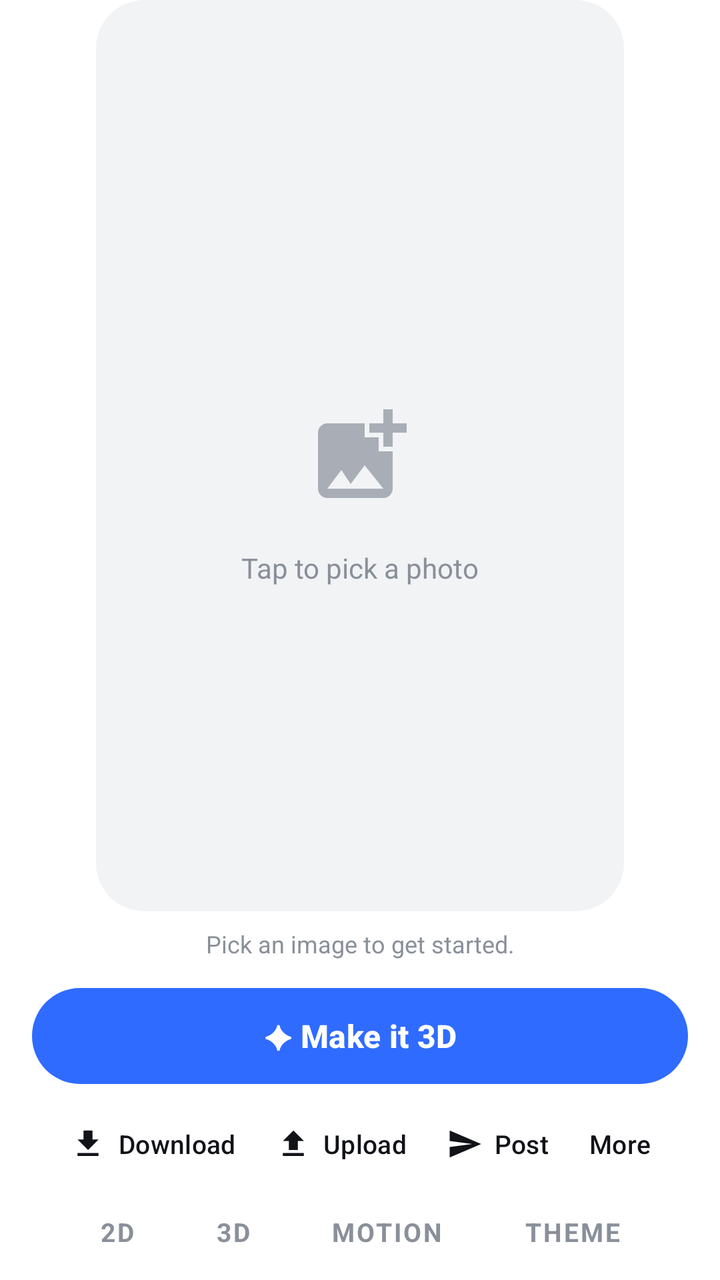
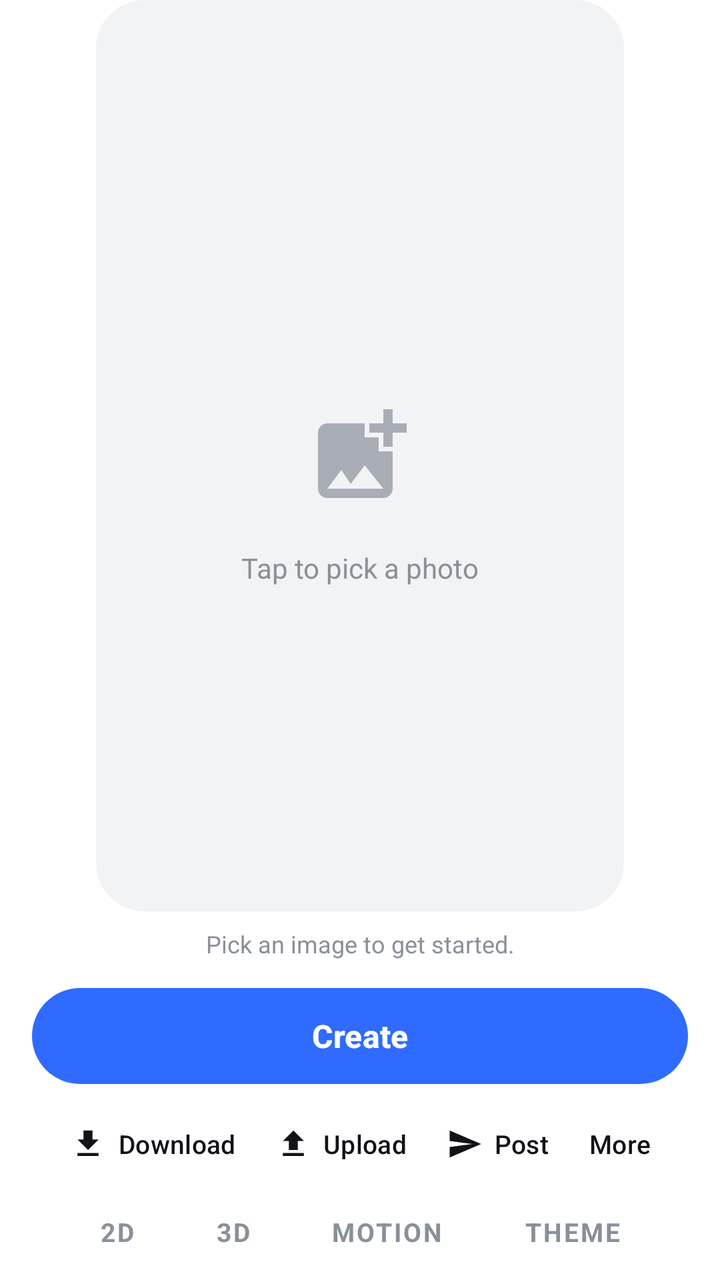

An Android layout rendered at two revisions. The XML below is the earlier revision; the diff shows what the commit changed to produce the second picture.
<!-- AndroidManifest.xml: application theme Theme.WallpaperCreator -->
<!-- res/layout/fragment_create.xml -->
<?xml version="1.0" encoding="utf-8"?>
<LinearLayout xmlns:android="http://schemas.android.com/apk/res/android"
    xmlns:app="http://schemas.android.com/apk/res-auto"
    android:layout_width="match_parent"
    android:layout_height="match_parent"
    android:orientation="vertical"
    android:paddingHorizontal="16dp">

    <com.google.android.material.card.MaterialCardView
        android:id="@+id/previewCard"
        android:layout_width="match_parent"
        android:layout_height="0dp"
        android:layout_marginHorizontal="32dp"
        android:layout_weight="1"
        app:cardBackgroundColor="@color/surface_muted"
        app:cardCornerRadius="24dp"
        app:cardElevation="0dp"
        app:strokeWidth="0dp">

        <ImageView
            android:id="@+id/preview"
            android:layout_width="match_parent"
            android:layout_height="match_parent"
            android:contentDescription="@string/preview"
            android:scaleType="center"
            android:src="@drawable/ic_add_photo" />

        <TextView
            android:id="@+id/previewHint"
            android:layout_width="wrap_content"
            android:layout_height="wrap_content"
            android:layout_gravity="center"
            android:layout_marginTop="56dp"
            android:text="@string/tap_to_pick"
            android:textColor="@color/text_secondary" />
    </com.google.android.material.card.MaterialCardView>

    <TextView
        android:id="@+id/status"
        android:layout_width="match_parent"
        android:layout_height="wrap_content"
        android:layout_marginTop="8dp"
        android:ellipsize="end"
        android:gravity="center"
        android:maxLines="1"
        android:text="@string/pick_first"
        android:textColor="@color/text_secondary"
        android:textSize="12sp" />

    <com.google.android.material.progressindicator.LinearProgressIndicator
        android:id="@+id/uploadProgress"
        android:layout_width="match_parent"
        android:layout_height="wrap_content"
        android:layout_marginTop="6dp"
        android:max="100"
        android:visibility="gone"
        app:trackCornerRadius="4dp" />

    <com.google.android.material.button.MaterialButton
        android:id="@+id/btnPrimary"
        style="@style/PrimaryPill"
        android:layout_marginTop="10dp"
        android:text="@string/make_fourd" />

    <LinearLayout
        android:layout_width="match_parent"
        android:layout_height="wrap_content"
        android:layout_marginTop="2dp"
        android:gravity="center"
        android:orientation="horizontal">

        <com.google.android.material.button.MaterialButton
            android:id="@+id/btnDownload"
            style="@style/QuietAction"
            android:text="@string/download"
            app:icon="@drawable/ic_download" />

        <com.google.android.material.button.MaterialButton
            android:id="@+id/btnUpload"
            style="@style/QuietAction"
            android:text="@string/upload"
            app:icon="@drawable/ic_upload" />

        <com.google.android.material.button.MaterialButton
            android:id="@+id/btnPost"
            style="@style/QuietAction"
            android:text="@string/post"
            app:icon="@drawable/ic_send" />

        <com.google.android.material.button.MaterialButton
            android:id="@+id/btnMore"
            style="@style/QuietAction"
            android:text="@string/more" />
    </LinearLayout>

    
    <LinearLayout
        android:id="@+id/modeStrip"
        android:layout_width="wrap_content"
        android:layout_height="wrap_content"
        android:layout_gravity="center_horizontal"
        android:layout_marginTop="4dp"
        android:layout_marginBottom="8dp"
        android:orientation="horizontal">

        <TextView
            android:id="@+id/mode2D"
            style="@style/ModeTab"
            android:text="@string/mode_2d" />

        <TextView
            android:id="@+id/modeFourD"
            style="@style/ModeTab"
            android:text="@string/mode_fourd" />

        <TextView
            android:id="@+id/modeMotion"
            style="@style/ModeTab"
            android:text="@string/mode_motion" />

        <TextView
            android:id="@+id/modeTheme"
            style="@style/ModeTab"
            android:text="@string/mode_theme" />
    </LinearLayout>
</LinearLayout>
<!-- resources referenced by this layout -->
<resources>
  <color name="surface_muted">#F2F3F5</color>
  <color name="text_secondary">#8A9099</color>
  <!-- drawable ic_add_photo (drawable) -->
  <vector xmlns:android="http://schemas.android.com/apk/res/android"
      android:width="56dp"
      android:height="56dp"
      android:tint="@color/text_tertiary"
      android:viewportWidth="24"
      android:viewportHeight="24">
      <path
          android:fillColor="#FF000000"
          android:pathData="M19,7v2.99s-1.99,0.01 -2,0L17,7h-3s0.01,-1.99 0,-2h3L17,2h2v3h3v2h-3zM16,11L16,8h-3L13,5L5,5c-1.1,0 -2,0.9 -2,2v12c0,1.1 0.9,2 2,2h12c1.1,0 2,-0.9 2,-2v-8h-3zM5,19l3,-4 2,3 3,-4 4,5L5,19z" />
  </vector>
  <!-- drawable ic_download (drawable) -->
  <vector xmlns:android="http://schemas.android.com/apk/res/android"
      android:width="24dp"
      android:height="24dp"
      android:viewportWidth="24"
      android:viewportHeight="24">
      <path
          android:fillColor="#FF000000"
          android:pathData="M19,9h-4V3H9v6H5l7,7 7,-7zM5,18v2h14v-2H5z" />
  </vector>
  <!-- drawable ic_send (drawable) -->
  <vector xmlns:android="http://schemas.android.com/apk/res/android"
      android:width="24dp"
      android:height="24dp"
      android:viewportWidth="24"
      android:viewportHeight="24">
      <path
          android:fillColor="#FF000000"
          android:pathData="M2.01,21L23,12 2.01,3 2,10l15,2 -15,2z" />
  </vector>
  <!-- drawable ic_upload (drawable) -->
  <vector xmlns:android="http://schemas.android.com/apk/res/android"
      android:width="24dp"
      android:height="24dp"
      android:viewportWidth="24"
      android:viewportHeight="24">
      <path
          android:fillColor="#FF000000"
          android:pathData="M9,16h6v-6h4l-7,-7 -7,7h4zM5,18h14v2H5z" />
  </vector>
  <string name="download">Download</string>
  <string name="make_fourd">✦ Make it 3D</string>
  <string name="mode_2d">2D</string>
  <string name="mode_fourd">3D</string>
  <string name="mode_motion">MOTION</string>
  <string name="mode_theme">THEME</string>
  <string name="more">More</string>
  <string name="pick_first">Pick an image to get started.</string>
  <string name="post">Post</string>
  <string name="preview">2D preview</string>
  <string name="tap_to_pick">Tap to pick a photo</string>
  <string name="upload">Upload</string>
  <style name="PrimaryPill" parent="Widget.Material3.Button">
          <item name="android:layout_width">match_parent</item>
          <item name="android:layout_height">56dp</item>
          <item name="android:textSize">16sp</item>
          <item name="android:textStyle">bold</item>
          <item name="cornerRadius">28dp</item>
          <item name="backgroundTint">@color/brand_primary</item>
      </style>
  <color name="text_tertiary">#A9AEB6</color>
  <!-- drawable bg_mode_tab (drawable) -->
  <?xml version="1.0" encoding="utf-8"?>
  <selector xmlns:android="http://schemas.android.com/apk/res/android">
      <item android:state_selected="true">
          <shape android:shape="rectangle">
              <solid android:color="@color/inverse_surface" />
              <corners android:radius="16dp" />
          </shape>
      </item>
      <item>
          <shape android:shape="rectangle">
              <solid android:color="@android:color/transparent" />
              <corners android:radius="16dp" />
          </shape>
      </item>
  </selector>
  <color name="brand_primary">#2F6BFF</color>
  <color name="text_primary">#111318</color>
  <color name="brand_primary_soft">#E8EFFF</color>
  <color name="brand_secondary">#8E44FF</color>
  <color name="surface">#FFFFFF</color>
  <color name="inverse_surface">#111318</color>
  <!-- unchanged entries left out for length: 3 -->
</resources>

<!-- the commit's change to res/layout/fragment_create.xml (unified diff, before → after) -->
@@ -60,7 +60,7 @@
         android:id="@+id/btnPrimary"
         style="@style/PrimaryPill"
         android:layout_marginTop="10dp"
-        android:text="@string/make_fourd" />
+        android:text="@string/create_action" />
 
     <LinearLayout
         android:layout_width="match_parent"
<!-- resource entries referenced after the edit -->
@@ -43,8 +43,8 @@
           android:fillColor="#FF000000"
           android:pathData="M9,16h6v-6h4l-7,-7 -7,7h4zM5,18h14v2H5z" />
   </vector>
+  <string name="create_action">Create</string>
   <string name="download">Download</string>
-  <string name="make_fourd">✦ Make it 3D</string>
   <string name="mode_2d">2D</string>
   <string name="mode_fourd">3D</string>
   <string name="mode_motion">MOTION</string>
